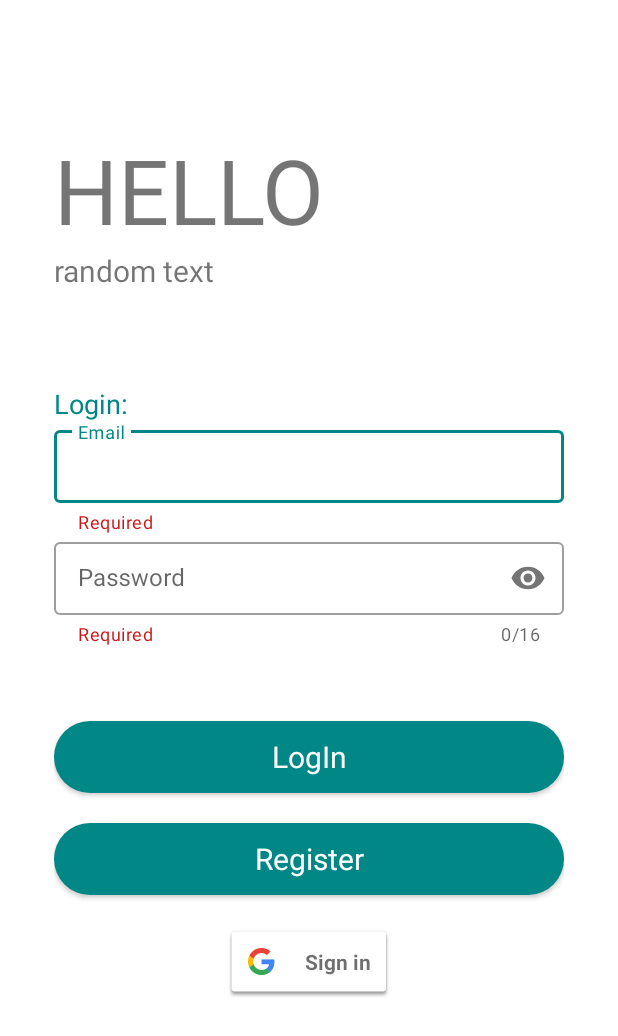
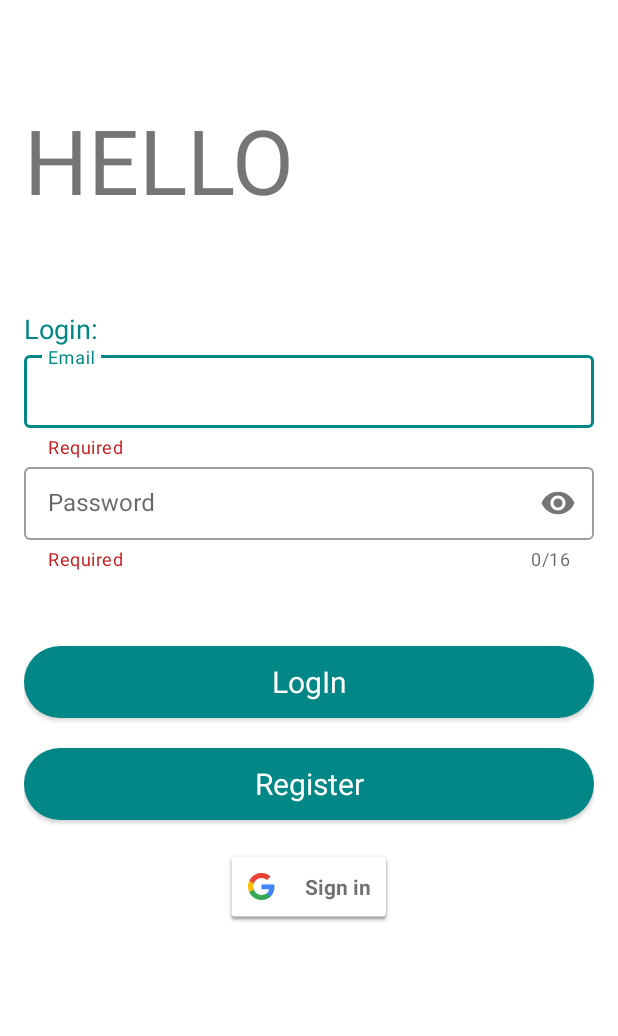
Before and after one commit to liadT22/ImBoard, an Android app: the screen it shows after launch (MainActivity), on a phone screen of 412 x 824 dp. Shown: the top 1036 px of the screen. Run offline under Robolectric (Android 15) with nearby library versions, the phone set to English and light mode, and no system bars; 4 statements that could not run were skipped.

Commit message:
added login and register and logout using firebase, logout doesnt work properly

```diff
--- a/app/src/main/java/com/example/imboard/MainActivity.kt
+++ b/app/src/main/java/com/example/imboard/MainActivity.kt
@@ -1,15 +1,13 @@
 package com.example.imboard
 
-import android.content.Context
 import androidx.appcompat.app.AppCompatActivity
 import android.os.Bundle
-import android.util.AttributeSet
 import android.util.Log
 import android.view.View
-import android.widget.Button
 import androidx.fragment.app.Fragment
 import com.example.imboard.databinding.ActivityMainBinding
 import com.example.imboard.fragments.*
+import com.example.imboard.ui.login.RegisterOrLoginScreenFragment
 
 class MainActivity : AppCompatActivity(), Communicator {
     lateinit var binding: ActivityMainBinding
--- a/app/src/main/java/com/example/imboard/fragments/AccountFragment.kt
+++ b/app/src/main/java/com/example/imboard/fragments/AccountFragment.kt
@@ -5,13 +5,18 @@ import androidx.fragment.app.Fragment
 import android.view.LayoutInflater
 import android.view.View
 import android.view.ViewGroup
+import androidx.navigation.Navigation
+import androidx.navigation.fragment.findNavController
 import com.example.imboard.R
 import com.example.imboard.databinding.FragmentAccountBinding
+import com.example.imboard.repository.FirebaseImpl.AuthRepositoryFirebase
 import com.example.imboard.util.autoCleared
+import com.google.android.material.bottomnavigation.BottomNavigationView
 
 class AccountFragment : Fragment() {
 
     private var binding : FragmentAccountBinding by autoCleared()
+    private val authRep: AuthRepositoryFirebase = AuthRepositoryFirebase()
     override fun onCreateView(
         inflater: LayoutInflater,
         container: ViewGroup?,
@@ -19,6 +24,13 @@ class AccountFragment : Fragment() {
     ): View? {
         // Inflate the layout for this fragment
         binding = FragmentAccountBinding.inflate(inflater, container, false)
+        binding.signOutBtn.setOnClickListener {
+            authRep.logout()
+            //TODO: Fix this shit plz
+            //val navController = Navigation.findNavController(binding.root)
+            //navController.navigate(R.id.action_accountFragment_to_registerOrLoginScreenFragment)
+
+        }
         return binding.root
     }
     override fun onViewCreated(view: View, savedInstanceState: Bundle?) {
--- a/app/src/main/java/com/example/imboard/fragments/RegisterOrLoginScreenFragment.kt
+++ /dev/null
@@ -1,52 +0,0 @@
-package com.example.imboard.fragments
-
-import android.content.Intent
-import android.os.Bundle
-import android.util.Log
-import android.view.LayoutInflater
-import android.view.View
-import android.view.ViewGroup
-import android.widget.Button
-import androidx.fragment.app.Fragment
-import androidx.fragment.app.FragmentManager
-import androidx.navigation.fragment.findNavController
-import com.example.imboard.Communicator
-import com.example.imboard.MainActivity
-import com.example.imboard.R
-import com.example.imboard.databinding.FragmentRegisterOrLoginScreenBinding
-import com.example.imboard.util.autoCleared
-import com.google.android.material.bottomnavigation.BottomNavigationView
-
-class RegisterOrLoginScreenFragment : Fragment() {
-
-    private var binding : FragmentRegisterOrLoginScreenBinding by autoCleared()
-
-    override fun onCreateView(
-        inflater: LayoutInflater,
-        container: ViewGroup?,
-        savedInstanceState: Bundle?
-    ): View? {
-        val searchFragment = SearchFragment()
-
-        binding = FragmentRegisterOrLoginScreenBinding.inflate(inflater,container,false)
-
-        binding.loginBtn.setOnClickListener{
-            findNavController().navigate(R.id.action_registerOrLoginScreenFragment_to_searchFragment)
-            requireActivity().findViewById<BottomNavigationView>(R.id.bottom_navigation).visibility = View.VISIBLE
-        }
-
-        binding.registerBtn.setOnClickListener {
-            findNavController().navigate(R.id.action_registerOrLoginScreenFragment_to_registerFragment)
-        }
-        return binding.root
-    }
-
-    override fun onViewCreated(view: View, savedInstanceState: Bundle?) {
-        super.onViewCreated(view, savedInstanceState)
-    }
-
-    override fun onDestroyView() {
-        super.onDestroyView()
-    }
-
-}
--- a/app/src/main/java/com/example/imboard/model/Lobby.kt
+++ b/app/src/main/java/com/example/imboard/model/Lobby.kt
@@ -9,7 +9,8 @@ data class Lobby(val id: String = "",
                  val host: User = User(),
                  val currentPlayers : List<User>? = null,
                  val dateAndTime: DateTime = DateTime.getDefaultInstance(),
-                 val location: Location? = null,
+                 val location: String = "",
                  val inviteLink: String = "",
-                 val ageRestriction: Int = 0,
+                 val haveTheGame : Boolean = false,
+                 val hostAtHome : Boolean = false
                  )
--- a/app/src/main/java/com/example/imboard/model/User.kt
+++ b/app/src/main/java/com/example/imboard/model/User.kt
@@ -6,7 +6,6 @@ import java.net.URI
 
 data class User(val name:String ="",
                 val email:String="",
-                val phone:String="",
                 val location : Location? = null,
                 val games: List<Game>? = null,
                 val lobbies: List<Lobby>? = null,
--- a/app/src/main/java/com/example/imboard/repository/FirebaseImpl/AuthRepository.kt
+++ b/app/src/main/java/com/example/imboard/repository/FirebaseImpl/AuthRepository.kt
@@ -10,7 +10,7 @@ import java.net.URI
 interface AuthRepository {
     suspend fun currentUser(): Resource<User>
     suspend fun login(email:String, password:String) :Resource<User>
-    suspend fun createUser(userName : String, userEmail:String, userPhone :String, userLoginPassword: String)
+    suspend fun createUser(userName : String, userEmail:String, userLoginPassword: String) : Resource<User>
     fun logout()
 }
 
--- a/app/src/main/res/layout/fragment_register_or_login_screen.xml
+++ b/app/src/main/res/layout/fragment_register_or_login_screen.xml
@@ -1,20 +1,13 @@
 <?xml version="1.0" encoding="utf-8"?>
-<RelativeLayout xmlns:android="http://schemas.android.com/apk/res/android"
+<LinearLayout xmlns:android="http://schemas.android.com/apk/res/android"
     xmlns:app="http://schemas.android.com/apk/res-auto"
     xmlns:tools="http://schemas.android.com/tools"
     android:id="@+id/hello_screen"
     android:layout_width="match_parent"
     android:layout_height="match_parent"
+    android:orientation="vertical"
     android:padding="16dp"
-    tools:context=".fragments.RegisterOrLoginScreenFragment">
-
-    <LinearLayout
-        android:id="@+id/hello_layout"
-        android:layout_width="match_parent"
-        android:layout_height="wrap_content"
-        android:layout_margin="20dp"
-        android:orientation="vertical">
-
+    tools:context=".ui.login.RegisterOrLoginScreenFragment">
     <TextView
         android:id="@+id/hello_txt"
         android:layout_width="match_parent"
@@ -23,31 +16,11 @@
         android:text="HELLO"
         android:textSize="60dp" />
 
-        <TextView
-            android:id="@+id/decryption_txt"
-            android:layout_width="match_parent"
-            android:layout_height="wrap_content"
-            android:layout_below="@id/hello_txt"
-            android:layout_marginTop="-50dp"
-            android:text="random text"
-            android:textSize="20dp" />
-
-    </LinearLayout>
-
-
-
-    <LinearLayout
-        android:id="@+id/login_signup_layout"
-        android:layout_width="match_parent"
-        android:layout_height="match_parent"
-        android:layout_below="@id/hello_layout"
-        android:layout_margin="20dp"
-        android:gravity="bottom"
-        android:orientation="vertical">
 
     <TextView
         android:layout_width="match_parent"
         android:layout_height="wrap_content"
+        android:paddingTop="10dp"
         android:text="Login:"
         android:textColor="@color/teal_700"
         android:textSize="18sp"/>
@@ -111,20 +84,19 @@
         android:textSize="20sp"
         android:layout_marginBottom="20dp"/>
 
-        <RelativeLayout
-            android:layout_width="match_parent"
-            android:layout_height="match_parent"
-            >
 
     <com.google.android.gms.common.SignInButton
         android:layout_width="wrap_content"
         android:layout_height="wrap_content"
-                android:layout_centerHorizontal="true"
+        android:layout_gravity="center"
         />
 
-        </RelativeLayout>
-
+    <ProgressBar
+        android:id="@+id/loginProgressBar"
+        style="?android:attr/progressBarStyle"
+        android:layout_width="wrap_content"
+        android:layout_height="wrap_content"
+        android:paddingTop="10dp"
+        android:layout_gravity="center"
+        android:visibility="gone"/>
 </LinearLayout>
-
-
-</RelativeLayout>
--- a/app/src/main/res/navigation/my_nav_fix.xml
+++ b/app/src/main/res/navigation/my_nav_fix.xml
@@ -5,16 +5,17 @@
     android:id="@+id/my_nav_fix"
     app:startDestination="@id/registerOrLoginScreenFragment">
 
-    <activity
-        android:id="@+id/mainActivity2"
-        android:name="com.example.imboard.MainActivity"
-        android:label="activity_main"
-        tools:layout="@layout/activity_main" />
     <fragment
         android:id="@+id/accountFragment"
         android:name="com.example.imboard.fragments.AccountFragment"
         android:label="fragment_account"
-        tools:layout="@layout/fragment_account" />
+        tools:layout="@layout/fragment_account" >
+        <action
+            android:id="@+id/action_accountFragment_to_registerOrLoginScreenFragment"
+            app:destination="@id/registerOrLoginScreenFragment"
+            app:popUpTo="@id/my_nav_fix"
+            app:popUpToInclusive="true" />
+    </fragment>
     <fragment
         android:id="@+id/searchFragment"
         android:name="com.example.imboard.fragments.SearchFragment"
@@ -32,7 +33,7 @@
         tools:layout="@layout/fragment_new_lobby" />
     <fragment
         android:id="@+id/registerFragment"
-        android:name="com.example.imboard.fragments.RegisterFragment"
+        android:name="com.example.imboard.ui.register.RegisterFragment"
         android:label="fragment_register_screen"
         tools:layout="@layout/fragment_register_screen" >
         <action
@@ -43,7 +44,7 @@
     </fragment>
     <fragment
         android:id="@+id/registerOrLoginScreenFragment"
-        android:name="com.example.imboard.fragments.RegisterOrLoginScreenFragment"
+        android:name="com.example.imboard.ui.login.RegisterOrLoginScreenFragment"
         android:label="fragment_register_or_login_screen"
         tools:layout="@layout/fragment_register_or_login_screen" >
         <action
```
Also changed, not shown: app/src/main/java/com/example/imboard/repository/FirebaseImpl/AuthRepositoryFirebase.kt (+4 -4 lines), app/src/main/java/com/example/imboard/ui/all_lobbies/AllLobbiesViewModel.kt (added, +19 -0 lines), app/src/main/java/com/example/imboard/ui/login/LoginViewModel.kt (added, +38 -0 lines), app/src/main/java/com/example/imboard/ui/login/RegisterOrLoginScreenFragment.kt (added, +90 -0 lines), app/src/main/java/com/example/imboard/ui/register/RegisterFragment.kt (renamed from app/src/main/java/com/example/imboard/fragments/RegisterFragment.kt, +36 -5 lines), app/src/main/java/com/example/imboard/ui/register/RegisterViewModel.kt (added, +37 -0 lines), app/src/main/res/layout/fragment_account.xml (+14 -0 lines), app/src/main/res/layout/fragment_register_screen.xml (+10 -1 lines). Lines whose indentation alone changed are shown as unchanged.
